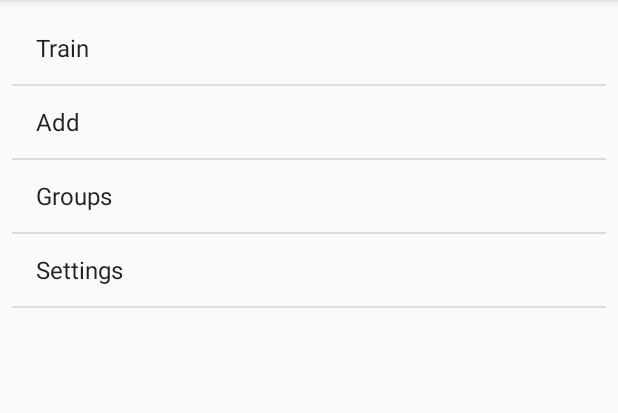
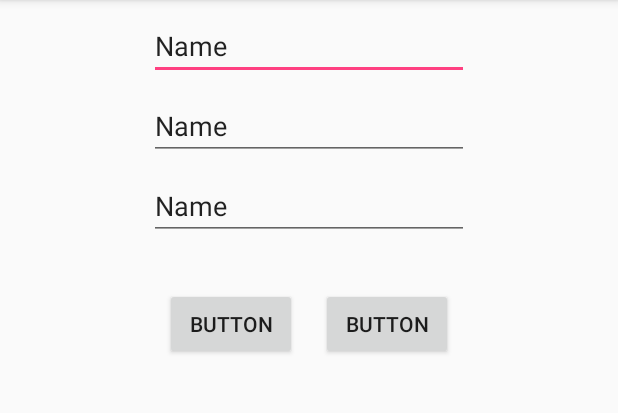
Before and after one commit to ander335/ForeignCards, an Android app: the screen it shows after launch (MainActivity before the commit, AddActivity after it), after a tap on "Add", on a phone screen of 412 x 824 dp, the part 84-497 px from its top. Run offline under Robolectric (Android 15) with nearby library versions, the phone set to English and light mode, and no system bars; network calls fail; 1 statement that could not run was skipped.

Commit message:
AddActivity prototype

```diff
--- a/app/build.gradle
+++ b/app/build.gradle
@@ -20,13 +20,14 @@ android {
             proguardFiles getDefaultProguardFile('proguard-android.txt'), 'proguard-rules.pro'
         }
     }
+    buildToolsVersion '28.0.0'
 }
 
 dependencies {
-    implementation fileTree(dir: 'libs', include: ['*.jar'])
-    implementation"org.jetbrains.kotlin:kotlin-stdlib-jre7:$kotlin_version"
-    implementation "org.jetbrains.kotlinx:kotlinx-coroutines-core:0.22.2"
-    implementation "org.jetbrains.kotlinx:kotlinx-coroutines-android:0.22.2"
+    implementation fileTree(include: ['*.jar'], dir: 'libs')
+    implementation "org.jetbrains.kotlin:kotlin-stdlib-jre7:$kotlin_version"
+    implementation 'org.jetbrains.kotlinx:kotlinx-coroutines-core:0.22.2'
+    implementation 'org.jetbrains.kotlinx:kotlinx-coroutines-android:0.22.2'
     implementation 'com.android.support:appcompat-v7:28.0.0-alpha1'
     implementation 'com.android.support.constraint:constraint-layout:1.1.2'
     testImplementation 'junit:junit:4.12'
--- a/app/src/main/AndroidManifest.xml
+++ b/app/src/main/AndroidManifest.xml
@@ -17,6 +17,7 @@
                 <category android:name="android.intent.category.LAUNCHER" />
             </intent-filter>
         </activity>
+        <activity android:name=".AddActivity"/>
     </application>
 
 </manifest>
--- /dev/null
+++ b/app/src/main/java/inc/aminkinen/foreigncards/AddActivity.kt
@@ -0,0 +1,14 @@
+package inc.aminkinen.foreigncards
+
+import android.support.v7.app.AppCompatActivity
+import android.os.Bundle
+import android.view.View
+import android.widget.*
+import android.widget.TextView
+
+class AddActivity : AppCompatActivity() {
+    override fun onCreate(savedInstanceState: Bundle?) {
+        super.onCreate(savedInstanceState)
+        setContentView(R.layout.activity_add)
+    }
+}
--- a/app/src/main/java/inc/aminkinen/foreigncards/MainActivity.kt
+++ b/app/src/main/java/inc/aminkinen/foreigncards/MainActivity.kt
@@ -1,5 +1,6 @@
 package inc.aminkinen.foreigncards
 
+import android.content.Intent
 import android.support.v7.app.AppCompatActivity
 import android.os.Bundle
 import android.view.View
@@ -19,8 +20,8 @@ class MainActivity : AppCompatActivity() {
         list.setOnItemClickListener { _: AdapterView<*>, view: View, _: Int, _: Long ->
             val textView = view as? TextView ?: return@setOnItemClickListener
             when (textView.text.toString()) {
-                TrainMenuText -> return@setOnItemClickListener // startActivity(Intent(this, BarsikActivity::class.java))
-                AddingMenuText -> return@setOnItemClickListener
+                TrainMenuText -> return@setOnItemClickListener
+                AddingMenuText -> startActivity(Intent(this, AddActivity::class.java))
                 GroupsMenuText -> return@setOnItemClickListener
                 SettingsMenuText -> return@setOnItemClickListener
             }
--- /dev/null
+++ b/app/src/main/res/layout/activity_add.xml
@@ -0,0 +1,84 @@
+<?xml version="1.0" encoding="utf-8"?>
+<android.support.constraint.ConstraintLayout xmlns:android="http://schemas.android.com/apk/res/android"
+    xmlns:app="http://schemas.android.com/apk/res-auto"
+    xmlns:tools="http://schemas.android.com/tools"
+    android:layout_width="match_parent"
+    android:layout_height="match_parent">
+
+    <Button
+        android:id="@+id/button"
+        android:layout_width="88dp"
+        android:layout_height="wrap_content"
+        android:layout_marginEnd="8dp"
+        android:layout_marginStart="8dp"
+        android:layout_marginTop="32dp"
+        android:text="Button"
+        app:layout_constraintEnd_toStartOf="@+id/button2"
+        app:layout_constraintHorizontal_bias="0.5"
+        app:layout_constraintHorizontal_chainStyle="packed"
+        app:layout_constraintStart_toStartOf="parent"
+        app:layout_constraintTop_toBottomOf="@+id/editText9" />
+
+    <Button
+        android:id="@+id/button2"
+        android:layout_width="88dp"
+        android:layout_height="wrap_content"
+        android:layout_marginEnd="8dp"
+        android:layout_marginStart="8dp"
+        android:layout_marginTop="8dp"
+        android:text="Button"
+        app:layout_constraintBottom_toBottomOf="@+id/button"
+        app:layout_constraintEnd_toEndOf="parent"
+        app:layout_constraintHorizontal_bias="0.5"
+        app:layout_constraintStart_toEndOf="@+id/button"
+        app:layout_constraintTop_toTopOf="@+id/button"
+        app:layout_constraintVertical_bias="1.0" />
+
+    <EditText
+        android:id="@+id/editText6"
+        android:layout_width="wrap_content"
+        android:layout_height="wrap_content"
+        android:layout_marginBottom="8dp"
+        android:layout_marginEnd="8dp"
+        android:layout_marginStart="8dp"
+        android:layout_marginTop="8dp"
+        android:ems="10"
+        android:inputType="textPersonName"
+        android:text="Name"
+        app:layout_constraintBottom_toTopOf="@+id/editText7"
+        app:layout_constraintEnd_toEndOf="parent"
+        app:layout_constraintStart_toStartOf="parent"
+        app:layout_constraintTop_toTopOf="parent"
+        app:layout_constraintVertical_chainStyle="spread_inside" />
+
+    <EditText
+        android:id="@+id/editText7"
+        android:layout_width="wrap_content"
+        android:layout_height="wrap_content"
+        android:layout_marginBottom="8dp"
+        android:layout_marginEnd="8dp"
+        android:layout_marginStart="8dp"
+        android:ems="10"
+        android:inputType="textPersonName"
+        android:text="Name"
+        app:layout_constraintBottom_toTopOf="@+id/editText9"
+        app:layout_constraintEnd_toEndOf="parent"
+        app:layout_constraintStart_toStartOf="parent"
+        app:layout_constraintTop_toBottomOf="@+id/editText6" />
+
+    <EditText
+        android:id="@+id/editText9"
+        android:layout_width="wrap_content"
+        android:layout_height="wrap_content"
+        android:layout_marginEnd="8dp"
+        android:layout_marginStart="8dp"
+        android:layout_marginTop="8dp"
+        android:ems="10"
+        android:inputType="textPersonName"
+        android:text="Name"
+        app:layout_constraintEnd_toEndOf="parent"
+        app:layout_constraintHorizontal_bias="0.5"
+        app:layout_constraintStart_toStartOf="parent"
+        app:layout_constraintTop_toBottomOf="@+id/editText7" />
+
+</android.support.constraint.ConstraintLayout>
```
